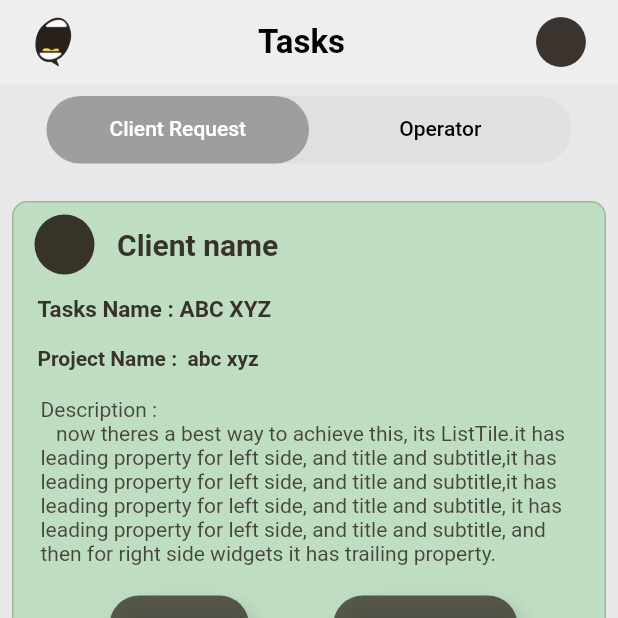
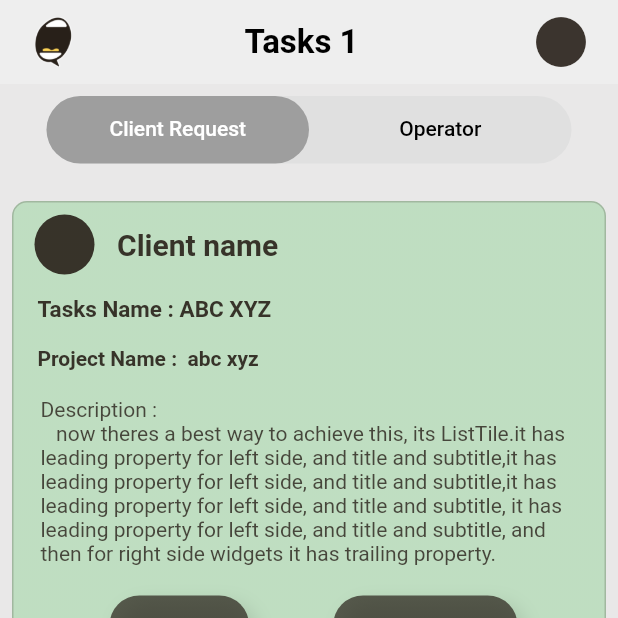
Before and after one commit to hemangbarhate/TaskManager, a Flutter app: the screen it shows after launch, on a phone screen of 412 x 824 dp, the top half of it. Run offline on Flutter 3.47's test engine with Material 2 defaults, Android fonts, the phone set to English and light mode, and no system bars; our stand-ins replace sliding_clipped_nav_bar.

Commit message:
message 2

```diff
--- a/lib/Manager/viewtask.dart
+++ b/lib/Manager/viewtask.dart
@@ -26,7 +26,7 @@ class _ViewTaskState extends State<ViewTask> {
                 shadowColor: Colors.white,
                 title: const Center(
                     child: Text(
-                      "Tasks",
+                      "Tasks 1",
                       style: TextStyle(fontSize: 22,fontWeight: FontWeight.bold, color: Colors.black),
                     )),
                 elevation: 0.0,
```
